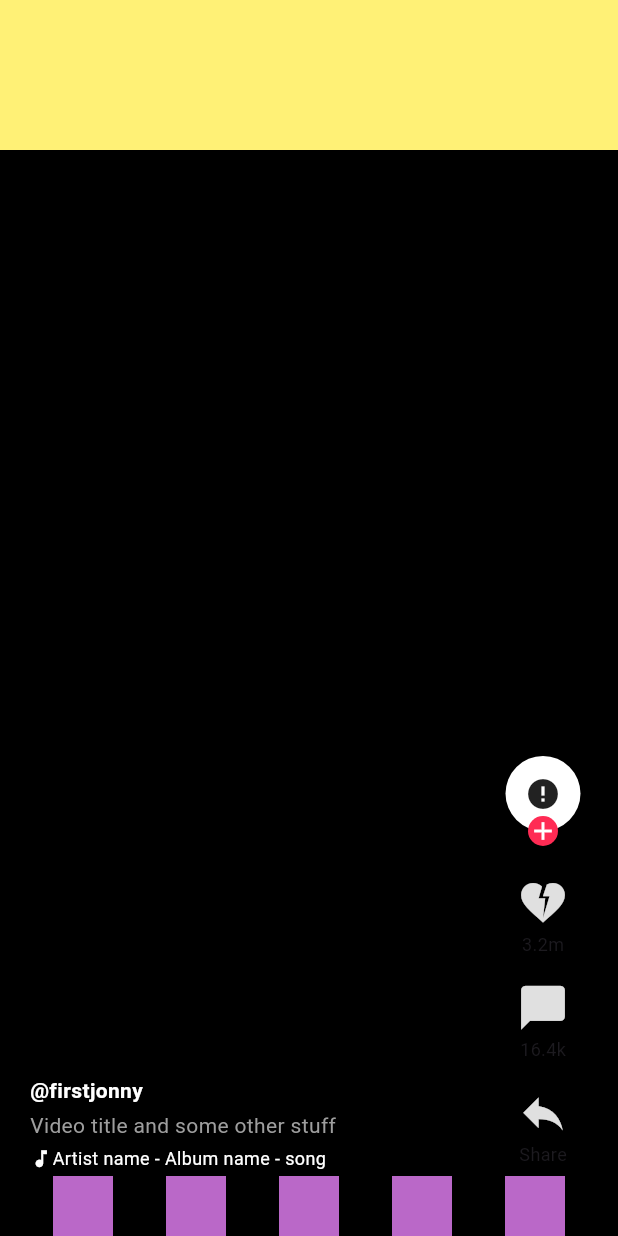
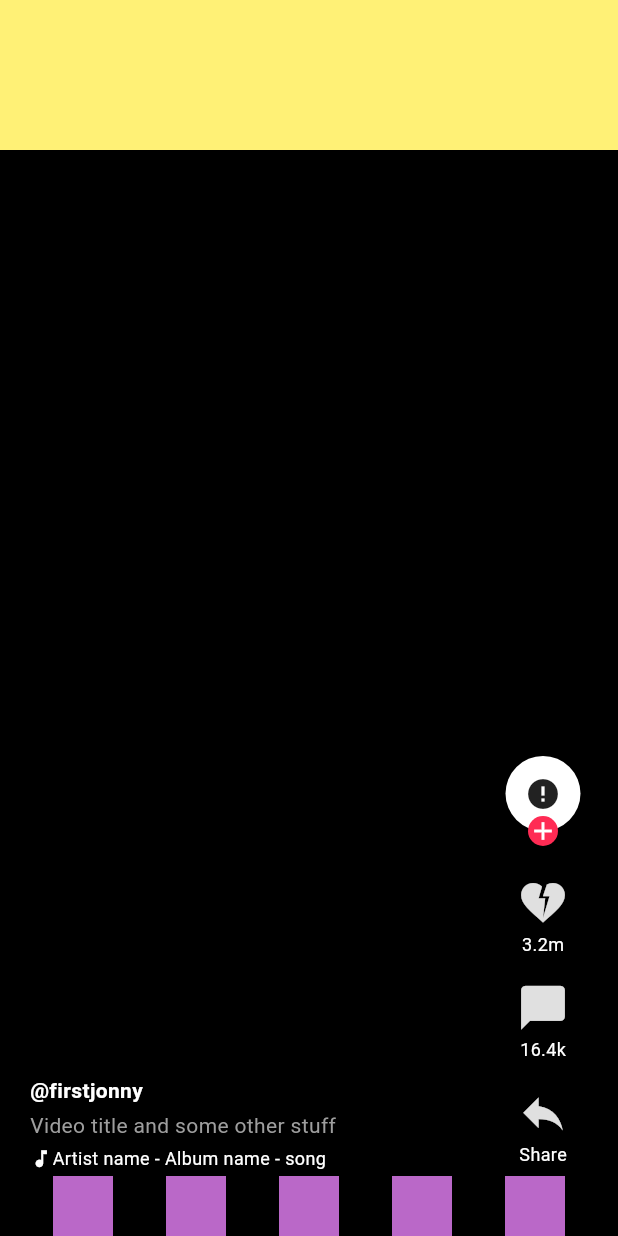
Before and after one commit to Birkity/flutter_tutorial, a Flutter app: the screen it shows after launch, on a phone screen of 412 x 824 dp. Run offline on Flutter 3.47's test engine with Material 3 defaults, Android fonts, the phone set to English and light mode, and no system bars; drawn by our look-alikes of cached_network_image; network calls fail.

Commit message:
edit the color of the title of social action

```diff
--- a/tik_tok_ui/lib/widgets/action_toolbar.dart
+++ b/tik_tok_ui/lib/widgets/action_toolbar.dart
@@ -53,7 +53,7 @@ static const double PlusIconSize = 20.0;
           Padding(
             padding: EdgeInsets.only(top: 2.0),
             child:
-            Text(title, style: TextStyle(fontSize: 12.0),),),
+            Text(title, style: TextStyle(fontSize: 12.0, color: Colors.white),),),
         ],
       ),
     );
```
